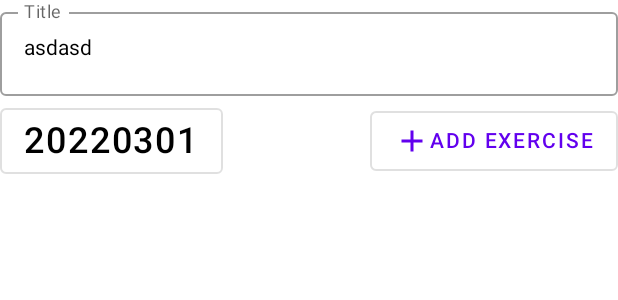
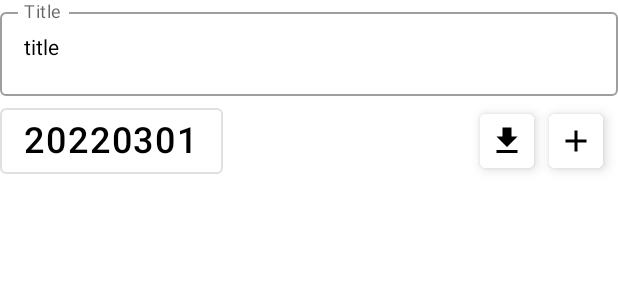
Before and after one commit to K-Mose/Strength_Writer, an Android app built with Jetpack Compose: the @Preview function HeadingPreview, on a phone screen of 412 x 824 dp. Shown: the top 300 px of the screen. Run offline under Robolectric (Android 15) with nearby library versions, the phone set to English and light mode, and no system bars.

Commit message:
Add & Change IconButtons

```diff
--- a/app/src/main/java/com/example/strengthwriter/presentation/item/DetailScreen.kt
+++ b/app/src/main/java/com/example/strengthwriter/presentation/item/DetailScreen.kt
@@ -3,12 +3,10 @@ package com.example.strengthwriter.presentation.item
 import android.app.DatePickerDialog
 import android.icu.util.Calendar
 import androidx.compose.foundation.background
-import androidx.compose.foundation.border
 import androidx.compose.foundation.layout.*
 import androidx.compose.foundation.lazy.LazyColumn
 import androidx.compose.foundation.lazy.items
 import androidx.compose.foundation.lazy.itemsIndexed
-import androidx.compose.foundation.shape.RoundedCornerShape
 import androidx.compose.material.*
 import androidx.compose.material.icons.Icons
 import androidx.compose.material.icons.filled.Add
@@ -20,6 +18,7 @@ import androidx.compose.ui.Alignment
 import androidx.compose.ui.Modifier
 import androidx.compose.ui.graphics.Color
 import androidx.compose.ui.platform.LocalContext
+import androidx.compose.ui.res.painterResource
 import androidx.compose.ui.res.stringResource
 import androidx.compose.ui.tooling.preview.Preview
 import androidx.compose.ui.unit.dp
@@ -34,10 +33,11 @@ import com.example.strengthwriter.presentation.calculator.CalDetail
 import com.example.strengthwriter.presentation.components.ActionItem
 import com.example.strengthwriter.presentation.components.MyAppBar
 import com.example.strengthwriter.presentation.components.WorkoutCard
+import com.example.strengthwriter.presentation.components.WorkoutItem
 import com.example.strengthwriter.presentation.viewmodel.DetailViewModel
 import com.example.strengthwriter.ui.theme.PADDING_MEDIUM
 import com.example.strengthwriter.ui.theme.PADDING_SMALL
-import com.example.strengthwriter.utils.Exercise
+import com.example.strengthwriter.ui.theme.SPACER_LARGE_WIDTH
 import com.example.strengthwriter.utils.RequestState
 import com.example.strengthwriter.utils.Utils.toFormattedString
 import java.util.*
@@ -89,7 +89,8 @@ fun DetailScreen(
                 updateDate = detailViewModel::updateDate,
                 title = title,
                 updateTitle = detailViewModel::updateTitle,
-                addExercise = { workoutPopup.value = true}
+                addExercise = { workoutPopup.value = true},
+                loadExercise = { }
             )
             Surface(
                 modifier = Modifier
@@ -118,7 +119,8 @@ fun Heading(
     updateDate: (String) -> Unit,
     title: String,
     updateTitle: (String) -> Unit,
-    addExercise: () -> Unit
+    addExercise: () -> Unit,
+    loadExercise: () -> Unit
 ) {
     val context = LocalContext.current
 
@@ -145,7 +147,9 @@ fun Heading(
 
     Column {
         OutlinedTextField(
-            modifier = Modifier.fillMaxWidth(),
+            modifier = Modifier
+                .fillMaxWidth()
+                .background(Color.White),
             value = title,
             onValueChange = {
                 updateTitle(it)
@@ -157,8 +161,10 @@ fun Heading(
         Row(
             modifier = Modifier
                 .fillMaxWidth()
-                .padding(vertical = PADDING_SMALL),
-            horizontalArrangement = Arrangement.SpaceBetween
+                .padding(vertical = PADDING_SMALL)
+                .background(Color.White),
+            horizontalArrangement = Arrangement.SpaceBetween,
+            verticalAlignment = Alignment.CenterVertically
         ) {
             OutlinedButton(onClick = { datePickerDialog.show() }) {
                 Text(
@@ -167,13 +173,44 @@ fun Heading(
                     color = Color.Black
                 )
             }
-            OutlinedButton(onClick = {
-                addExercise()
-            }) {
-                Icon(imageVector = Icons.Default.Add, contentDescription = stringResource(id = R.string.add_workout))
-                Text(text = "ADD EXERCISE")
+            Row(
+                modifier = Modifier.padding(horizontal = PADDING_MEDIUM),
+                horizontalArrangement = Arrangement.SpaceBetween,
+                verticalAlignment = Alignment.CenterVertically
+            ) {
+                Surface(
+                    shape = MaterialTheme.shapes.small,
+                    elevation = 5.dp,
+                ) {
+                    IconButton(
+                        modifier = Modifier
+                            .size(36.dp)
+                            .background(color = Color.White),
+                        onClick = {
+                            loadExercise()
+                        }
+                    ) {
+                        Icon(painter = painterResource(id = R.drawable.ic_get_24), contentDescription = "Load Workout Data")
+                    }
+                }
+                Spacer(modifier = Modifier.width(width = SPACER_LARGE_WIDTH))
+                Surface(
+                    shape = MaterialTheme.shapes.small,
+                    elevation = 5.dp,
+                ) {
+                    IconButton(
+                        modifier = Modifier
+                            .size(36.dp)
+                            .background(color = Color.White),
+                        onClick = {
+                            addExercise()
+                        }
+                    ) {
+                        Icon(imageVector = Icons.Default.Add, contentDescription = stringResource(id = R.string.add_workout))
+                    }
+                }
+            }
         }
-            }
     }
 }
 
@@ -198,14 +235,44 @@ fun WorkoutPopup(
     }
 }
 
+@OptIn(ExperimentalMaterialApi::class)
+@Composable
+fun LoadPopup(
+    workoutList: List<Workout>,
+    itemClickListener: (Workout) -> Unit,
+    closePopup: () -> Unit
+) {
+    Popup(
+        properties = PopupProperties(
+            focusable = true,
+            dismissOnBackPress = true,
+            dismissOnClickOutside = true
+        ),
+        onDismissRequest = { closePopup() }
+    ) {
+        LazyColumn {
+            items(workoutList) { workout ->
+                Surface(
+                    onClick = {
+                        itemClickListener(workout)
+                    }
+                ) {
+                    WorkoutItem(workout = workout)
+                }
+            }
+        }
+    }
+}
+
 @Preview
 @Composable
 fun HeadingPreview() {
     Heading(
-        title = "asdasd",
+        title = "title",
         updateTitle = {},
         date = "20220301",
         updateDate = {},
-        addExercise = {}
+        addExercise = {},
+        loadExercise = {}
     )
 }
```
